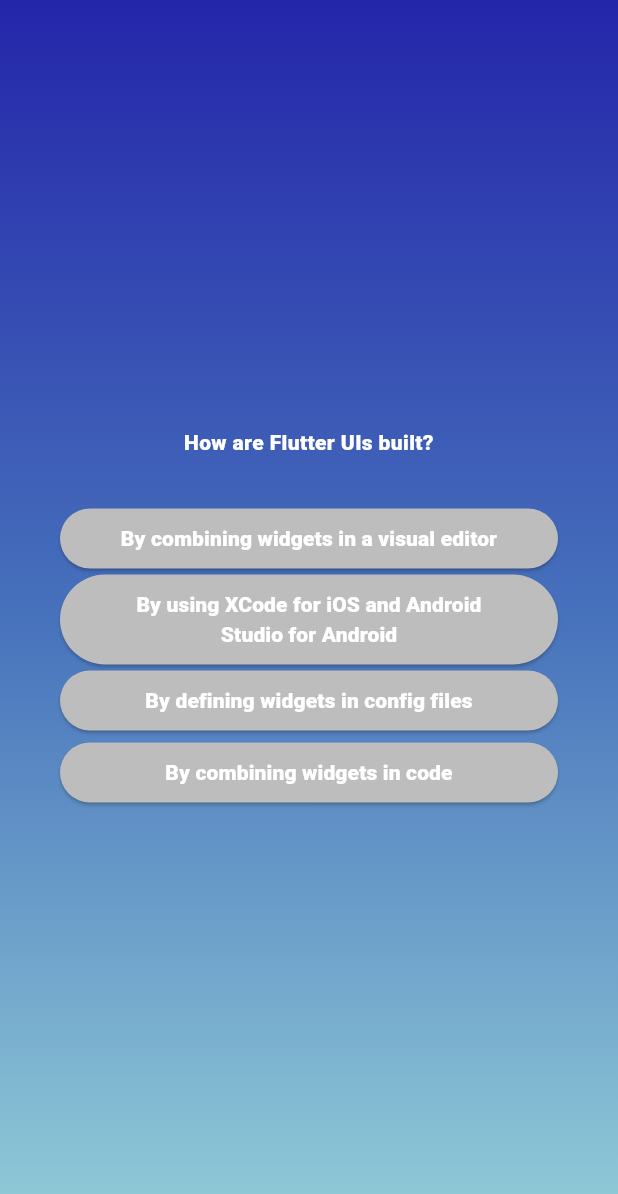
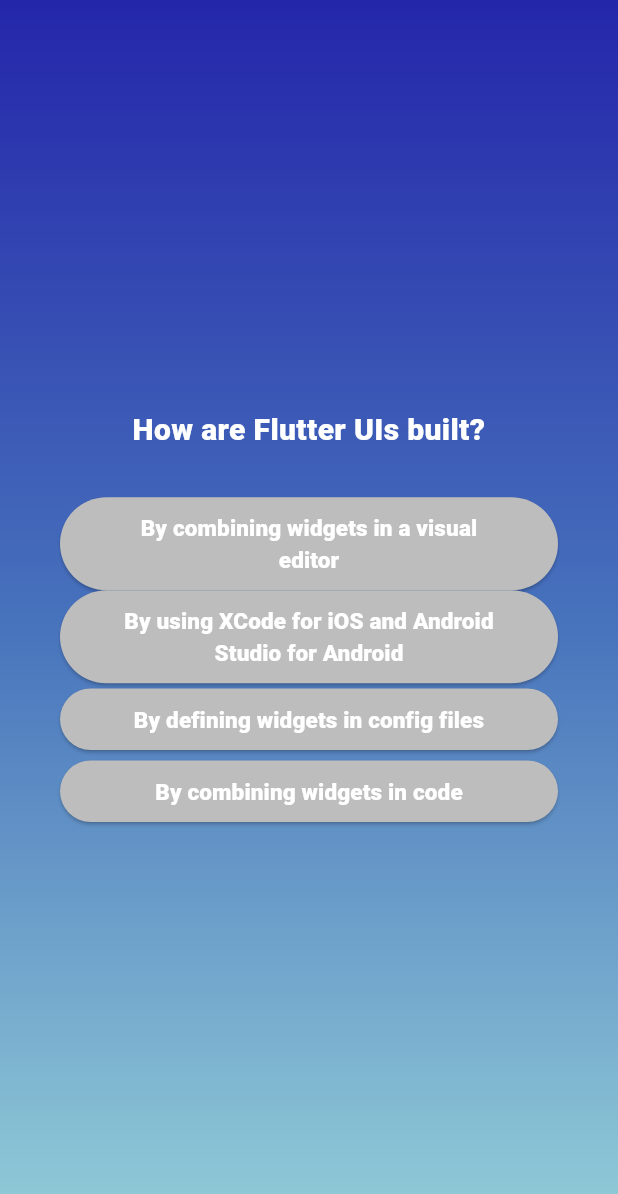
Before and after one commit to Advait-Thakar/Quiz_App, a Flutter app: the screen it shows after launch, after a tap on "Start Quiz", after a tap on "Components", on a phone screen of 412 x 824 dp. Shown: the top 1194 px of the screen. Run offline on Flutter 3.47's test engine with Material 3 defaults, Android fonts, the phone set to English and light mode, and no system bars.

Commit message:
second commit

```diff
--- a/lib/answer_buttons.dart
+++ b/lib/answer_buttons.dart
@@ -30,6 +30,7 @@ class answerbutton extends StatelessWidget {
       child: Text(
         answerText,
         textAlign: TextAlign.center,
+        style: const TextStyle(fontSize: 15, fontFamily: 'Roboto'),
       ),
     );
   }
--- a/lib/questions_screen.dart
+++ b/lib/questions_screen.dart
@@ -3,7 +3,12 @@ import 'package:quiz_app/answer_buttons.dart';
 import 'package:quiz_app/data/questions.dart';
 
 class Questions extends StatefulWidget {
-  const Questions({super.key});
+  const Questions({
+    super.key,
+    required this.onSelectAns,
+  });
+
+  final void Function(String ans) onSelectAns;
 
   @override
   State<Questions> createState() {
@@ -14,7 +19,9 @@ class Questions extends StatefulWidget {
 class _QuestionsState extends State<Questions> {
   var currentQuestionIndex = 0;
 
-  void changeIndex() {
+  void changeIndex(String ans) {
+    widget.onSelectAns(ans);
+
     setState(() {
       currentQuestionIndex++;
     });
@@ -35,6 +42,8 @@ class _QuestionsState extends State<Questions> {
             currentquestion.text,
             style: const TextStyle(
               color: Colors.white,
+              fontSize: 20,
+              fontFamily: 'Roboto',
             ),
             textAlign: TextAlign.center,
           ),
@@ -42,7 +51,11 @@ class _QuestionsState extends State<Questions> {
             height: 30,
           ),
           ...currentquestion.getshuffledAnswers().map((ans) {
-            return answerbutton(answerText: ans, onTap: changeIndex);
+            return answerbutton(
+                answerText: ans,
+                onTap: () {
+                  changeIndex(ans);
+                });
           }),
         ],
       ),
--- a/lib/quiz.dart
+++ b/lib/quiz.dart
@@ -1,4 +1,5 @@
 import 'package:flutter/material.dart';
+import 'package:quiz_app/data/questions.dart';
 import 'package:quiz_app/questions_screen.dart';
 import 'package:quiz_app/start_screen.dart';
 
@@ -12,6 +13,7 @@ class Quiz extends StatefulWidget {
 }
 
 class _QuizState extends State<Quiz> {
+  List<String> selectedAns = [];
   Widget? activeScreen;
 
   @override
@@ -22,8 +24,21 @@ class _QuizState extends State<Quiz> {
 
   void switchscreen() {
     setState(() {
-      activeScreen = const Questions();
+      activeScreen = Questions(
+        onSelectAns: choosenAns,
+      );
     });
+  }
+
+  void choosenAns(String ans) {
+    selectedAns.add(ans);
+
+    if (selectedAns.length == questions.length) {
+      setState(() {
+        selectedAns = [];
+        activeScreen = StartScreen(switchscreen);
+      });
+    }
   }
 
   @override
--- a/lib/start_screen.dart
+++ b/lib/start_screen.dart
@@ -1,5 +1,6 @@
 import 'package:flutter/material.dart';
 
+// ignore: must_be_immutable
 class StartScreen extends StatelessWidget {
   StartScreen(void Function() this.quizStart, {super.key});
 
```
